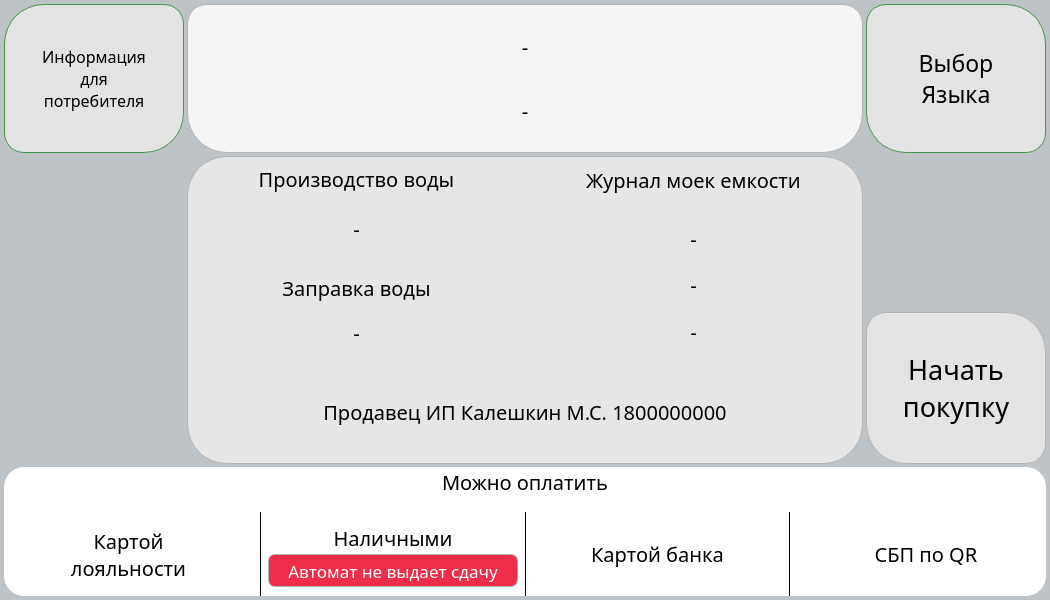
Qt form services/gui/resources/ui_interface/waiting_window.ui (dmitriymikryukov/vodobox-pro) before a commit.
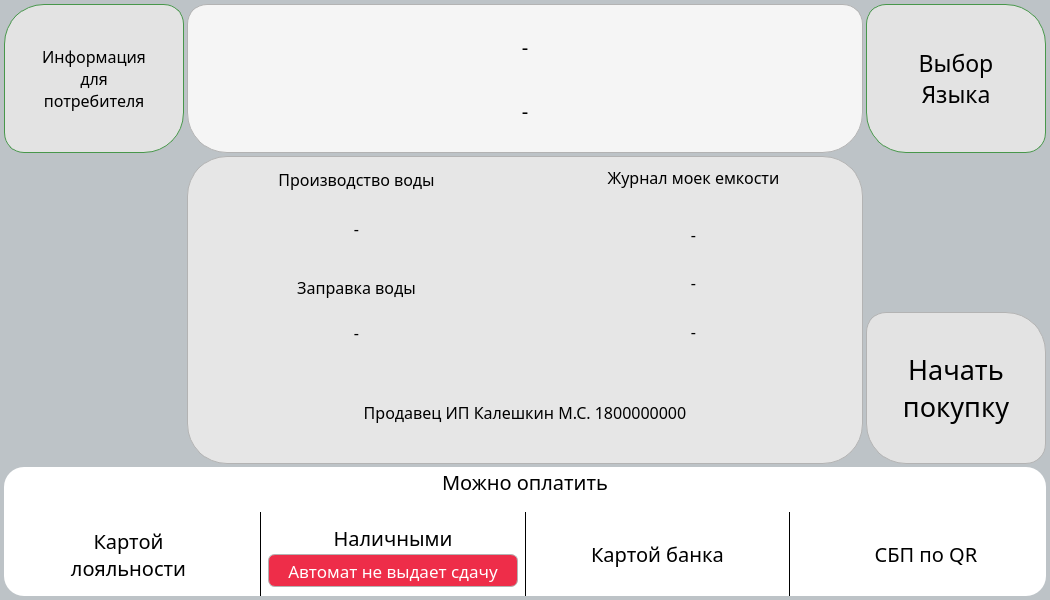
The same form after that commit. The open tabs and pages were chosen to show the change.

Commit message: upadte buy and waiting windows

Diff of the .ui file:
```diff
--- a/services/gui/resources/ui_interface/waiting_window.ui
+++ b/services/gui/resources/ui_interface/waiting_window.ui
@@ -1227,7 +1227,7 @@
                               <property name="font">
                                <font>
                                 <family>Rubik</family>
-                                <pointsize>15</pointsize>
+                                <pointsize>12</pointsize>
                                </font>
                               </property>
                               <property name="text">
@@ -1243,7 +1243,7 @@
                               <property name="font">
                                <font>
                                 <family>Rubik</family>
-                                <pointsize>15</pointsize>
+                                <pointsize>12</pointsize>
                                </font>
                               </property>
                               <property name="text">
@@ -1292,7 +1292,7 @@
                                  <property name="font">
                                   <font>
                                    <family>Rubik</family>
-                                   <pointsize>15</pointsize>
+                                   <pointsize>12</pointsize>
                                   </font>
                                  </property>
                                  <property name="text">
@@ -1326,7 +1326,7 @@
                                  <property name="font">
                                   <font>
                                    <family>Rubik</family>
-                                   <pointsize>15</pointsize>
+                                   <pointsize>12</pointsize>
                                   </font>
                                  </property>
                                  <property name="text">
@@ -1342,7 +1342,7 @@
                                  <property name="font">
                                   <font>
                                    <family>Rubik</family>
-                                   <pointsize>15</pointsize>
+                                   <pointsize>12</pointsize>
                                   </font>
                                  </property>
                                  <property name="text">
@@ -1358,7 +1358,7 @@
                                  <property name="font">
                                   <font>
                                    <family>Rubik</family>
-                                   <pointsize>15</pointsize>
+                                   <pointsize>12</pointsize>
                                   </font>
                                  </property>
                                  <property name="text">
@@ -1389,7 +1389,7 @@
                               <property name="font">
                                <font>
                                 <family>Rubik</family>
-                                <pointsize>15</pointsize>
+                                <pointsize>12</pointsize>
                                </font>
                               </property>
                               <property name="text">
@@ -1405,7 +1405,7 @@
                               <property name="font">
                                <font>
                                 <family>Rubik</family>
-                                <pointsize>15</pointsize>
+                                <pointsize>12</pointsize>
                                </font>
                               </property>
                               <property name="text">
@@ -1433,7 +1433,7 @@
                               <property name="font">
                                <font>
                                 <family>Rubik</family>
-                                <pointsize>15</pointsize>
+                                <pointsize>12</pointsize>
                                </font>
                               </property>
                               <property name="text">
```
The commit also changes 3 other files.
